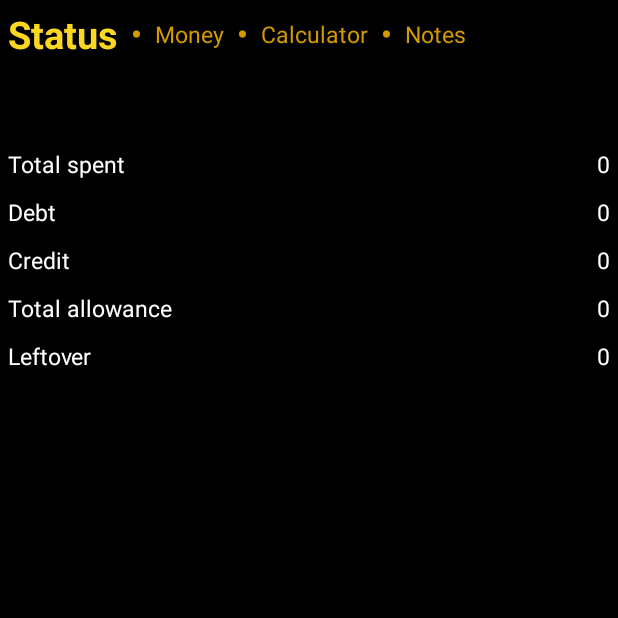
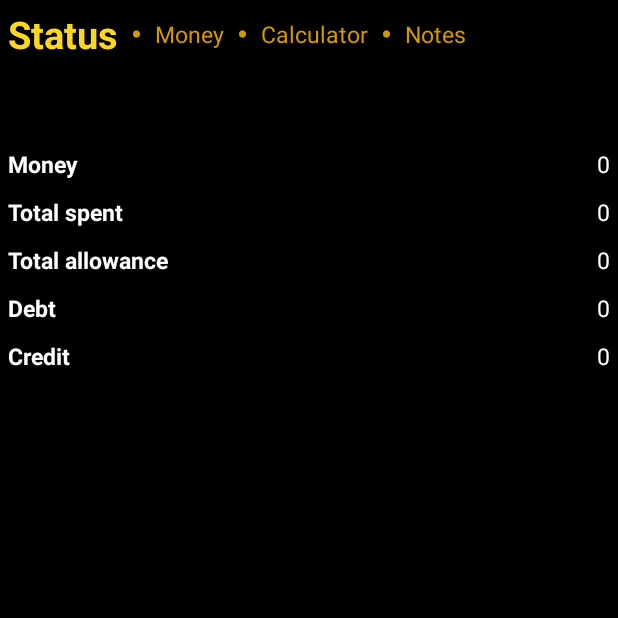
Before and after one commit to trono-wq/money, an Android app: the Status screen opened directly, with no data from a screen before it, on a phone screen of 412 x 824 dp, the top half of it. Run offline under Robolectric (Android 15) with nearby library versions, the phone set to English and light mode, and no system bars.

Commit message:
Money, Status, Debt, Credit - Bold left column, Status - Bold left column, changed positions Money - Bold left column, added '-' and 'clear all' buttons Debt, Credit - Made totals larger Strings - Added '-'

```diff
--- a/app/src/main/res/layout/i_i_status.xml
+++ b/app/src/main/res/layout/i_i_status.xml
@@ -111,8 +111,32 @@
             android:layout_weight="1"
             android:orientation="vertical">
 
+
+            <TextView
+                android:text="@string/s_d_leftover"
+                android:textStyle="bold"
+                android:layout_width="match_parent"
+                android:layout_height="wrap_content"
+                android:background="@null"
+                android:gravity="start"
+                android:textColor="#FFFFFF"
+                android:textSize="15sp"
+                android:padding="5dp"/>
+
             <TextView
                 android:text="@string/s_d_spent"
+                android:textStyle="bold"
+                android:layout_width="match_parent"
+                android:layout_height="wrap_content"
+                android:background="@null"
+                android:gravity="start"
+                android:textColor="#FFFFFF"
+                android:textSize="15sp"
+                android:padding="5dp"/>
+
+            <TextView
+                android:text="@string/s_d_allowance"
+                android:textStyle="bold"
                 android:layout_width="match_parent"
                 android:layout_height="wrap_content"
                 android:background="@null"
@@ -123,6 +147,7 @@
 
             <TextView
                 android:text="@string/s_d_debt"
+                android:textStyle="bold"
                 android:layout_width="match_parent"
                 android:layout_height="wrap_content"
                 android:background="@null"
@@ -133,6 +158,7 @@
 
             <TextView
                 android:text="@string/s_d_credit"
+                android:textStyle="bold"
                 android:layout_width="match_parent"
                 android:layout_height="wrap_content"
                 android:background="@null"
@@ -140,27 +166,6 @@
                 android:textColor="#FFFFFF"
                 android:textSize="15sp"
                 android:padding="5dp"/>
-
-            <TextView
-                android:text="@string/s_d_allowance"
-                android:layout_width="match_parent"
-                android:layout_height="wrap_content"
-                android:background="@null"
-                android:gravity="start"
-                android:textColor="#FFFFFF"
-                android:textSize="15sp"
-                android:padding="5dp"/>
-
-            <TextView
-                android:text="@string/s_d_leftover"
-                android:layout_width="match_parent"
-                android:layout_height="wrap_content"
-                android:background="@null"
-                android:gravity="start"
-                android:textColor="#FFFFFF"
-                android:textSize="15sp"
-                android:padding="5dp"/>
-
         </LinearLayout>
 
         <!-- RIGHT COLUMN -->
@@ -171,8 +176,30 @@
             android:orientation="vertical">
 
             <TextView
+                android:text="@string/s_s_leftover"
+                android:id="@+id/s_s_leftover"
+                android:layout_width="match_parent"
+                android:layout_height="wrap_content"
+                android:background="@null"
+                android:gravity="end"
+                android:textColor="#FFFFFF"
+                android:textSize="15sp"
+                android:padding="5dp"/>
+
+            <TextView
                 android:id="@+id/s_s_spent"
                 android:text="@string/s_s_spent"
+                android:layout_width="match_parent"
+                android:layout_height="wrap_content"
+                android:background="@null"
+                android:gravity="end"
+                android:textColor="#FFFFFF"
+                android:textSize="15sp"
+                android:padding="5dp"/>
+
+            <TextView
+                android:text="@string/s_s_allowance"
+                android:id="@+id/s_s_allowance"
                 android:layout_width="match_parent"
                 android:layout_height="wrap_content"
                 android:background="@null"
@@ -202,29 +229,6 @@
                 android:textColor="#FFFFFF"
                 android:textSize="15sp"
                 android:padding="5dp"/>
-
-            <TextView
-                android:text="@string/s_s_allowance"
-                android:id="@+id/s_s_allowance"
-                android:layout_width="match_parent"
-                android:layout_height="wrap_content"
-                android:background="@null"
-                android:gravity="end"
-                android:textColor="#FFFFFF"
-                android:textSize="15sp"
-                android:padding="5dp"/>
-
-            <TextView
-                android:text="@string/s_s_leftover"
-                android:id="@+id/s_s_leftover"
-                android:layout_width="match_parent"
-                android:layout_height="wrap_content"
-                android:background="@null"
-                android:gravity="end"
-                android:textColor="#FFFFFF"
-                android:textSize="15sp"
-                android:padding="5dp"/>
-
         </LinearLayout>
 
     </LinearLayout>
--- a/app/src/main/res/layout/iii_credit.xml
+++ b/app/src/main/res/layout/iii_credit.xml
@@ -107,7 +107,7 @@
                             android:padding="5dp"
                             android:text="@string/cr_d_total"
                             android:textColor="#FFFFFF"
-                            android:textSize="15sp"
+                            android:textSize="20sp"
                             android:textStyle="bold" />
 
                     </LinearLayout>
@@ -121,6 +121,7 @@
 
                         <TextView
                             android:layout_width="0dp"
+                            android:textStyle="bold"
                             android:layout_height="wrap_content"
                             android:layout_weight="1"
                             android:padding="5dp"
@@ -139,6 +140,7 @@
                             android:textSize="10sp"
                             android:textStyle="bold" />
                     </LinearLayout>
+
 
                     <TextView
                         android:layout_width="match_parent"
@@ -180,7 +182,7 @@
                             android:text="@string/cr_s_total"
                             android:textColor="#FFFFFF"
                             android:textColorHint="#666666"
-                            android:textSize="15sp"
+                            android:textSize="20sp"
                             android:textStyle="bold" />
 
                         <androidx.appcompat.widget.AppCompatButton
--- a/app/src/main/res/layout/iii_debt.xml
+++ b/app/src/main/res/layout/iii_debt.xml
@@ -108,7 +108,7 @@
                             android:padding="5dp"
                             android:text="@string/d_d_total"
                             android:textColor="#FFFFFF"
-                            android:textSize="15sp"
+                            android:textSize="20sp"
                             android:textStyle="bold" />
 
                     </LinearLayout>
@@ -121,6 +121,7 @@
                         android:orientation="horizontal">
 
                         <TextView
+                            android:textStyle="bold"
                             android:layout_width="0dp"
                             android:layout_height="wrap_content"
                             android:layout_weight="1"
@@ -181,7 +182,7 @@
                             android:text="@string/d_s_total"
                             android:textColor="#FFFFFF"
                             android:textColorHint="#666666"
-                            android:textSize="15sp"
+                            android:textSize="20sp"
                             android:textStyle="bold" />
 
                         <androidx.appcompat.widget.AppCompatButton
--- a/app/src/main/res/values/strings.xml
+++ b/app/src/main/res/values/strings.xml
@@ -8,6 +8,7 @@
     <string name="ab_separator">    •</string>
 
     <string name="b_save">          Save</string>
+    <string name="b_clear_all">     Clear All</string>
 
     <string name="b_ab_history">    Full History</string>
     <string name="b_ab_week">       Week</string>
@@ -88,19 +89,21 @@
     <string name="m_b_debt">        +</string>
     <string name="m_b_credit">      +</string>
 
+    <string name="m_b_r_credit">    -</string>
+
     <string name="n_input">         Notes</string>
 
     <string name="s_lb_spent">      Total spent:</string>
     <string name="s_lb_debt">       Debt:</string>
     <string name="s_lb_credit">     Credit:</string>
     <string name="s_lb_allowance">  Total allowance:</string>
-    <string name="s_lb_leftover">   Leftover:</string>
+    <string name="s_lb_leftover">   Money:</string>
 
     <string name="s_d_spent">       Total spent</string>
     <string name="s_d_debt">        Debt</string>
     <string name="s_d_credit">      Credit</string>
     <string name="s_d_allowance">   Total allowance</string>
-    <string name="s_d_leftover">    Leftover</string>
+    <string name="s_d_leftover">    Money</string>
 
     <string name="s_s_spent">       —</string>
     <string name="s_s_debt">        —</string>
```
Also changed, not shown: app/src/main/res/layout/i_money.xml (+17 -2 lines).
